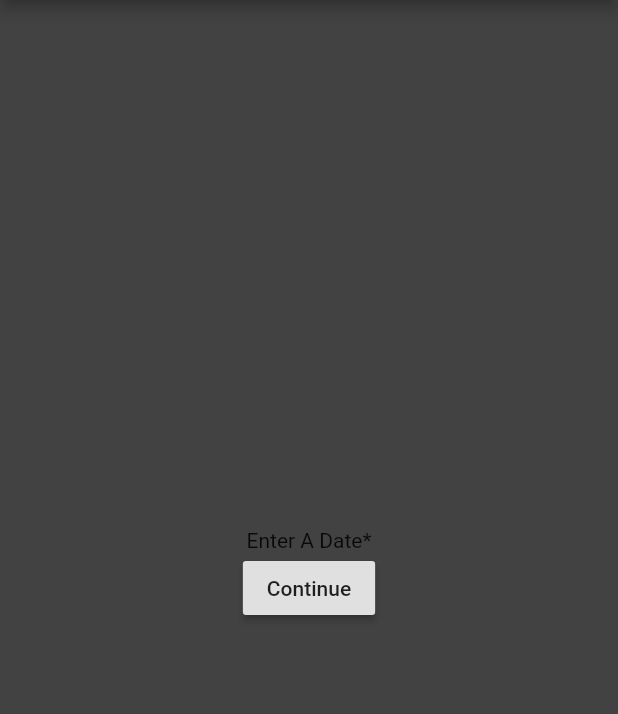
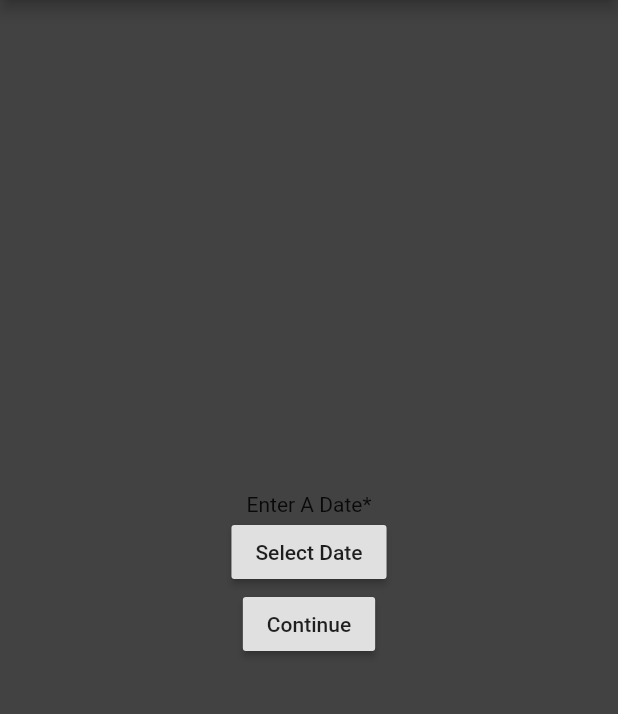
Before and after one commit to MSchmaud/party-app, a Flutter app: the NewPartyDateView screen opened directly with empty values, on a phone screen of 412 x 824 dp, the part 84-798 px from its top. Run offline on Flutter 3.47's test engine with Material 2 defaults, Android fonts, the phone set to English and light mode, and no system bars; our stand-ins replace cloud_firestore, firebase_auth; missing offline and left inert: date_range_picker, flutter_auth_buttons; accounts and stored records are empty.

Commit message:
added date picker widget

```diff
--- a/lib/views/new_parties/date_view.dart
+++ b/lib/views/new_parties/date_view.dart
@@ -1,10 +1,34 @@
 import 'package:flutter/material.dart';
 import 'package:partyApp/models/party.dart';
 import 'package:partyApp/views/new_parties/details_view.dart';
+import 'package:date_range_picker/date_range_picker.dart' as DateRangePicker;
+import 'dart:async';
 
-class NewPartyDateView extends StatelessWidget {
+class NewPartyDateView extends StatefulWidget {
   final Party party;
   NewPartyDateView({Key key, @required this.party}) : super(key: key);
+
+  @override
+  _NewPartyDateViewState createState() => _NewPartyDateViewState();
+}
+
+class _NewPartyDateViewState extends State<NewPartyDateView> {
+
+  DateTime _date = DateTime.now();
+
+  Future displayDateRangePicker(BuildContext ctxt) async {
+    final List<DateTime> picked = await DateRangePicker.showDatePicker(
+      context: ctxt,
+      initialFirstDate: _date,
+      initialLastDate: _date,
+      firstDate: new DateTime(DateTime.now().year - 50),
+      lastDate: new DateTime(DateTime.now().year + 50));
+      if(picked != null) {
+        setState(() {
+          _date = picked[0];
+        });
+      }
+  }
 
   @override
   Widget build(BuildContext ctxt){
@@ -22,14 +46,18 @@ class NewPartyDateView extends StatelessWidget {
             mainAxisAlignment: MainAxisAlignment.center,
             children: <Widget>[
               Text("Enter A Date*"),
-
+              RaisedButton(
+                child: Text("Select Date"),
+                onPressed: () async {
+                await displayDateRangePicker(ctxt);
+              }),
               RaisedButton(
                 child: Text("Continue"),
                 onPressed: () {
-                  party.date = DateTime.now();
+                  widget.party.date = _date;
                   Navigator.push(
                     ctxt,
-                    MaterialPageRoute(builder: (ctxt) => NewPartyDetailsView(party: party)),
+                    MaterialPageRoute(builder: (ctxt) => NewPartyDetailsView(party: widget.party)),
                   );
                 },
               ),
```
